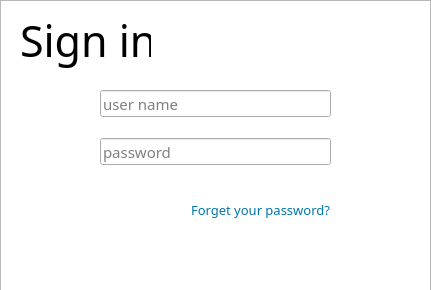
Before: the Qt Designer form 003_qt_loginInterface_test/src/mainwindow.ui in aben20807/Qt_projects, drawn with Qt 5.
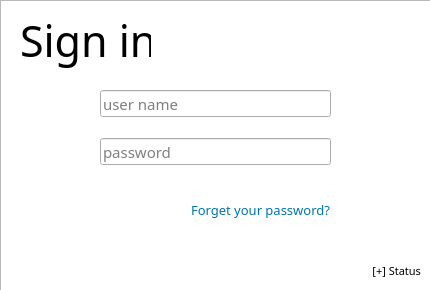
After: the same form once the commit is applied. Icons and pictures are not drawn.

```diff
--- a/003_qt_loginInterface_test/src/mainwindow.ui
+++ b/003_qt_loginInterface_test/src/mainwindow.ui
@@ -6,7 +6,7 @@
    <rect>
     <x>0</x>
     <y>0</y>
-    <width>431</width>
+    <width>430</width>
     <height>290</height>
    </rect>
   </property>
@@ -70,6 +70,9 @@
       <pointsize>11</pointsize>
      </font>
     </property>
+    <property name="echoMode">
+     <enum>QLineEdit::Password</enum>
+    </property>
     <property name="placeholderText">
      <string>password</string>
     </property>
@@ -134,7 +137,7 @@
     <property name="geometry">
      <rect>
       <x>330</x>
-      <y>30</y>
+      <y>23</y>
       <width>75</width>
       <height>31</height>
      </rect>
@@ -199,6 +202,28 @@
      <string>Forget your password?</string>
     </property>
    </widget>
+   <widget class="QLabel" name="label_status">
+    <property name="geometry">
+     <rect>
+      <x>310</x>
+      <y>250</y>
+      <width>111</width>
+      <height>41</height>
+     </rect>
+    </property>
+    <property name="font">
+     <font>
+      <family>Noto Sans T Chinese Medium</family>
+      <pointsize>8</pointsize>
+     </font>
+    </property>
+    <property name="text">
+     <string>[+] Status</string>
+    </property>
+    <property name="alignment">
+     <set>Qt::AlignRight|Qt::AlignTrailing|Qt::AlignVCenter</set>
+    </property>
+   </widget>
    <zorder>graphicsView</zorder>
    <zorder>btn_signIn</zorder>
    <zorder>lE_password</zorder>
@@ -206,13 +231,14 @@
    <zorder>lE_userName</zorder>
    <zorder>btn_signUp</zorder>
    <zorder>btn_forget</zorder>
+   <zorder>label_status</zorder>
   </widget>
   <widget class="QMenuBar" name="menuBar">
    <property name="geometry">
     <rect>
      <x>0</x>
      <y>0</y>
-     <width>431</width>
+     <width>430</width>
      <height>25</height>
     </rect>
    </property>
```
